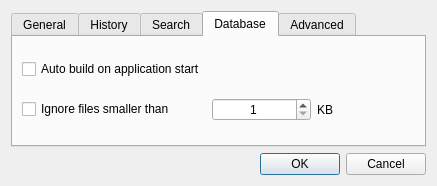
Before: the Qt Designer form Araneus/UI/preferences.ui in 416d72/araneus, drawn with Qt 5.
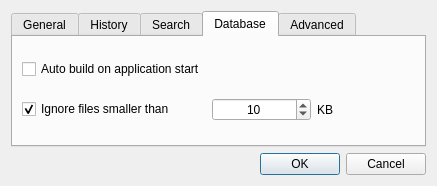
After: the same form once the commit is applied. The open tabs and pages were chosen to show the change. Icons and pictures are not drawn.

Diff of the .ui file:
```diff
--- a/Araneus/UI/preferences.ui
+++ b/Araneus/UI/preferences.ui
@@ -178,7 +178,7 @@
           <number>1024</number>
          </property>
          <property name="value">
-          <number>1</number>
+          <number>10</number>
          </property>
         </widget>
        </item>
@@ -194,6 +194,9 @@
          <property name="text">
           <string>Ignore files smaller than</string>
          </property>
+         <property name="checked">
+          <bool>true</bool>
+         </property>
          <property name="tristate">
           <bool>false</bool>
          </property>
```
Left out of the diff: 4 changed lines with no effect on the pictures.
